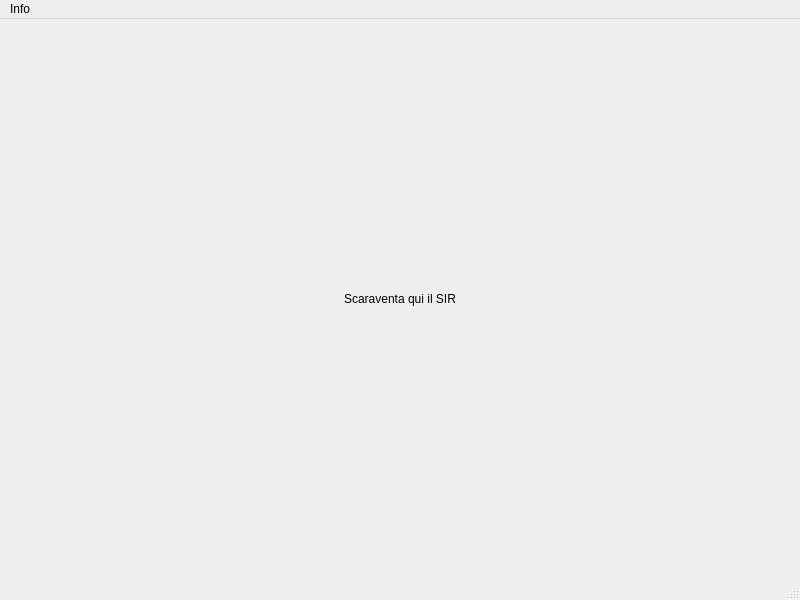
Qt form assets/main.ui (WEEE-Open/sugo) before a commit.
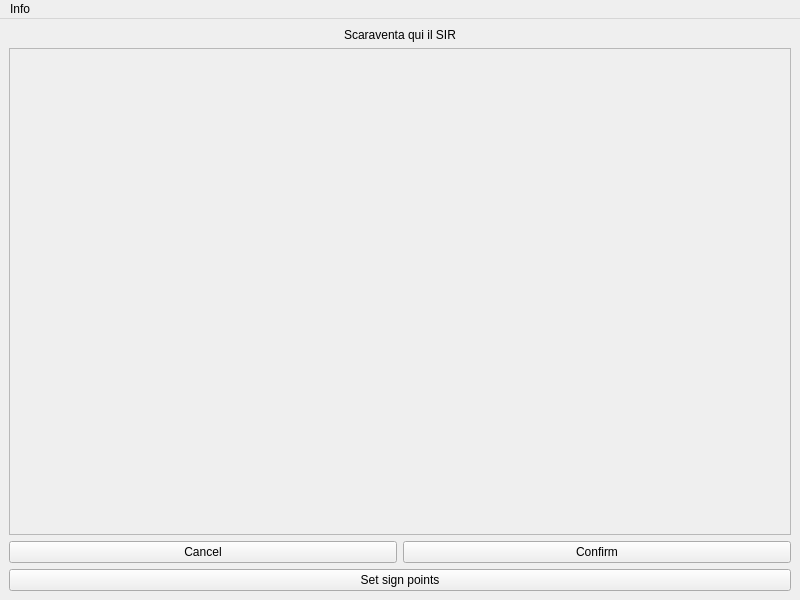
The same form after that commit.

Commit message: Implemented PDF viewer. Added signature area selection feature. Updated upload icon.

What changed in the file:
```diff
--- a/assets/main.ui
+++ b/assets/main.ui
@@ -25,6 +25,52 @@
       </property>
      </widget>
     </item>
+    <item>
+     <widget class="QScrollArea" name="scrollArea">
+      <property name="widgetResizable">
+       <bool>true</bool>
+      </property>
+      <widget class="QWidget" name="scrollAreaWidgetContents">
+       <property name="geometry">
+        <rect>
+         <x>0</x>
+         <y>0</y>
+         <width>780</width>
+         <height>453</height>
+        </rect>
+       </property>
+      </widget>
+     </widget>
+    </item>
+    <item>
+     <layout class="QHBoxLayout" name="finalBtnsLayout">
+      <item>
+       <widget class="QPushButton" name="cancelButton">
+        <property name="text">
+         <string>Cancel</string>
+        </property>
+       </widget>
+      </item>
+      <item>
+       <widget class="QPushButton" name="confirmButton">
+        <property name="text">
+         <string>Confirm</string>
+        </property>
+       </widget>
+      </item>
+     </layout>
+    </item>
+    <item>
+     <layout class="QHBoxLayout" name="setupBtnsLayout">
+      <item>
+       <widget class="QPushButton" name="setPointsButton">
+        <property name="text">
+         <string>Set sign points</string>
+        </property>
+       </widget>
+      </item>
+     </layout>
+    </item>
    </layout>
   </widget>
   <widget class="QMenuBar" name="menubar">
@@ -44,7 +90,6 @@
    </widget>
    <addaction name="menuInfo"/>
   </widget>
-  <widget class="QStatusBar" name="statusbar"/>
   <action name="action">
    <property name="text">
     <string>?</string>
```
Left out of the diff: 2 changed lines with no effect on the pictures. The commit also changes 2 other files.
